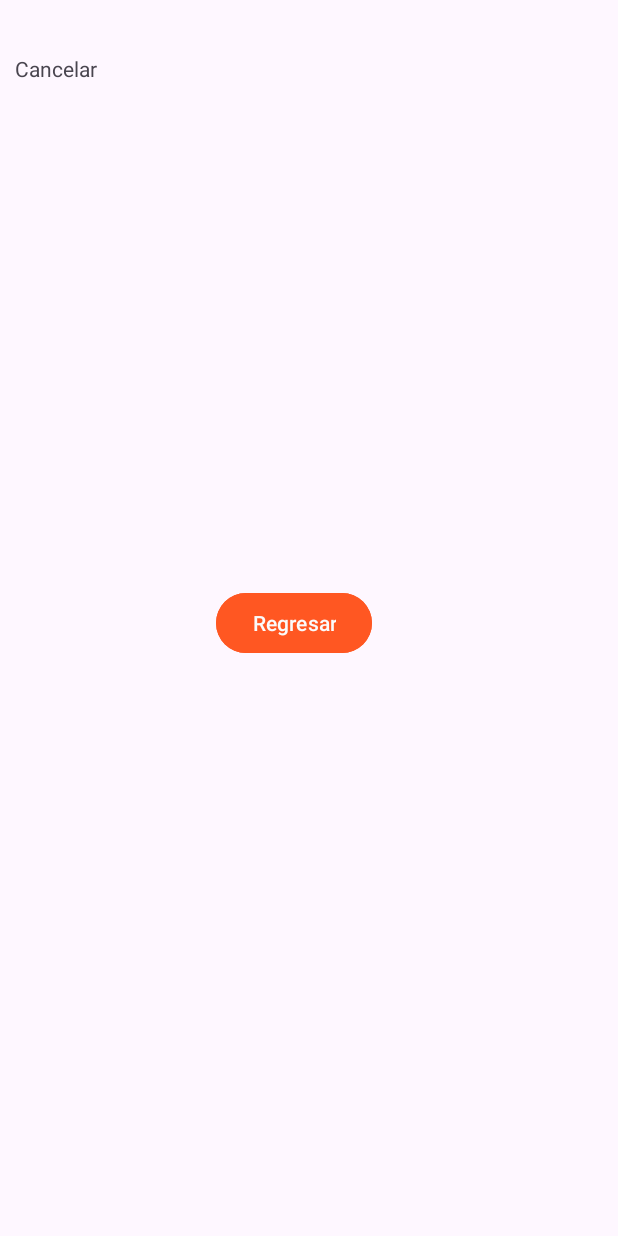
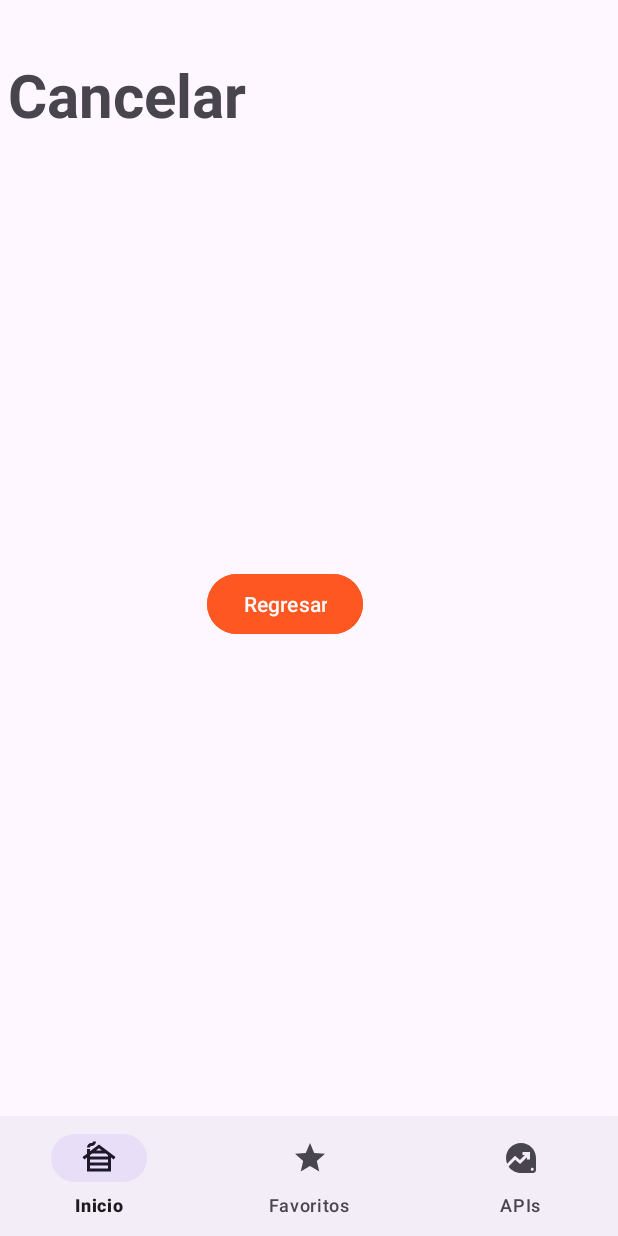
Before and after one commit to David-Masabanda/Interfaz_Dispositivos, an Android app: the layout activity_empty.xml on its own in the app's theme, with its tools: preview values and no code run, on a phone screen of 412 x 824 dp. Run offline under Robolectric (Android 15) with nearby library versions, the light colour scheme and no system bars.

Commit message:
button navigaation

```diff
--- a/app/build.gradle
+++ b/app/build.gradle
@@ -44,4 +44,6 @@ dependencies {
     testImplementation 'junit:junit:4.13.2'
     androidTestImplementation 'androidx.test.ext:junit:1.1.5'
     androidTestImplementation 'androidx.test.espresso:espresso-core:3.5.1'
+
+
 }
--- a/app/src/main/AndroidManifest.xml
+++ b/app/src/main/AndroidManifest.xml
@@ -13,7 +13,7 @@
         android:theme="@style/Theme.Pruebaxd"
         tools:targetApi="31">
         <activity
-            android:name=".ui.activities.MainActivity"
+            android:name=".ui.activities.EmptyActivity"
             android:exported="true">
             <intent-filter>
                 <action android:name="android.intent.action.MAIN" />
@@ -22,7 +22,7 @@
             </intent-filter>
         </activity>
         <activity
-            android:name=".ui.activities.EmptyActivity"
+            android:name=".ui.activities.MainActivity"
             android:exported="false" />
     </application>
 
--- a/app/src/main/java/com/example/pruebaxd/ui/activities/EmptyActivity.kt
+++ b/app/src/main/java/com/example/pruebaxd/ui/activities/EmptyActivity.kt
@@ -4,6 +4,8 @@ import android.content.Intent
 import androidx.appcompat.app.AppCompatActivity
 import android.os.Bundle
 import android.util.Log
+import androidx.core.view.get
+import com.example.pruebaxd.R
 import com.example.pruebaxd.databinding.ActivityEmptyBinding
 import com.google.android.material.snackbar.Snackbar
 
@@ -21,7 +23,7 @@ class EmptyActivity : AppCompatActivity() {
         var name:String=""
         intent.extras.let {
             // it.toString()
-            name= it?.getString("var2")!!
+           // name= it?.getString("var2")!!
         }
         Log.d("UCE","Hola${name}")
         binding.textView.text="Bienvenido "+name.toString()
@@ -30,6 +32,7 @@ class EmptyActivity : AppCompatActivity() {
         initClass()
     }
     private fun initClass(){
+
         binding.button3.setOnClickListener{
             /*
             var f = Snackbar.make(
@@ -45,5 +48,35 @@ class EmptyActivity : AppCompatActivity() {
             //   intent.putExtra("var1","Juan")
             startActivity(intent)
         }
+        binding.bottomNavigation.setOnItemSelectedListener {
+                item ->
+            when(item.itemId) {
+                R.id.option_1 -> {
+                    // Respond to navigation item 1 click
+                    binding.button3.text="Hola"
+                    binding.textView.text="Estatus"
+                    true
+                }
+                R.id.option_2 -> {
+                    // Respond to navigation item 2 click
+                    Snackbar.make(
+                        binding.bottomNavigation,
+                        "Esta Vivo",
+                        Snackbar.LENGTH_SHORT
+                    )
+                        .show()
+                    true
+                }
+                R.id.option_3 -> {
+                    // Respond to navigation item 2 click
+                    var intent = Intent(this,MainActivity::class.java
+                    )
+                    //   intent.putExtra("var1","Juan")
+                    startActivity(intent)
+                    true
+                }
+                else -> false
+            }
+        }
     }
 }
--- /dev/null
+++ b/app/src/main/res/drawable/baseline_cabin_24.xml
@@ -0,0 +1,5 @@
+<vector android:height="24dp" android:tint="#000000"
+    android:viewportHeight="24" android:viewportWidth="24"
+    android:width="24dp" xmlns:android="http://schemas.android.com/apk/res/android">
+    <path android:fillColor="@android:color/white" android:pathData="M10,1c0,1.66 -1.34,3 -3,3C6.45,4 6,4.45 6,5H4c0,-1.66 1.34,-3 3,-3c0.55,0 1,-0.45 1,-1H10zM12,3L6,7.58V6H4v3.11L1,11.4l1.21,1.59L4,11.62V21h16v-9.38l1.79,1.36L23,11.4L12,3zM13.94,7h-3.89L12,5.52L13.94,7zM7.44,9h9.12L18,10.1V11H6v-0.9L7.44,9zM18,13v2H6v-2H18zM6,19v-2h12v2H6z"/>
+</vector>
--- /dev/null
+++ b/app/src/main/res/drawable/baseline_data_exploration_24.xml
@@ -0,0 +1,5 @@
+<vector android:height="24dp" android:tint="#000000"
+    android:viewportHeight="24" android:viewportWidth="24"
+    android:width="24dp" xmlns:android="http://schemas.android.com/apk/res/android">
+    <path android:fillColor="@android:color/white" android:pathData="M12,2C6.48,2 2,6.48 2,12c0,1.33 0.26,2.61 0.74,3.77L8,10.5l3.3,2.78L14.58,10H13V8h5v5h-2v-1.58L11.41,16l-3.29,-2.79l-4.4,4.4C5.52,20.26 8.56,22 12,22h8c1.1,0 2,-0.9 2,-2v-8C22,6.48 17.52,2 12,2zM19.5,20.5c-0.55,0 -1,-0.45 -1,-1s0.45,-1 1,-1s1,0.45 1,1S20.05,20.5 19.5,20.5z"/>
+</vector>
--- /dev/null
+++ b/app/src/main/res/drawable/baseline_star_24.xml
@@ -0,0 +1,5 @@
+<vector android:height="24dp" android:tint="#000000"
+    android:viewportHeight="24" android:viewportWidth="24"
+    android:width="24dp" xmlns:android="http://schemas.android.com/apk/res/android">
+    <path android:fillColor="@android:color/white" android:pathData="M12,17.27L18.18,21l-1.64,-7.03L22,9.24l-7.19,-0.61L12,2 9.19,8.63 2,9.24l5.46,4.73L5.82,21z"/>
+</vector>
--- a/app/src/main/res/layout/activity_empty.xml
+++ b/app/src/main/res/layout/activity_empty.xml
@@ -2,20 +2,28 @@
 <androidx.constraintlayout.widget.ConstraintLayout xmlns:android="http://schemas.android.com/apk/res/android"
     xmlns:app="http://schemas.android.com/apk/res-auto"
     xmlns:tools="http://schemas.android.com/tools"
+    android:id="@+id/linearLayout"
     android:layout_width="match_parent"
     android:layout_height="match_parent"
     tools:context=".ui.activities.EmptyActivity">
 
 
-
     <TextView
         android:id="@+id/textView"
-        android:layout_width="397dp"
-        android:layout_height="118dp"
+        android:layout_width="0dp"
+        android:layout_height="0dp"
         android:layout_marginStart="5dp"
+        android:layout_marginLeft="5dp"
         android:layout_marginTop="36dp"
+        android:layout_marginEnd="5dp"
+        android:layout_marginRight="5dp"
+        android:layout_marginBottom="169dp"
         android:gravity="left"
         android:text="@string/pepe"
+        android:textSize="40sp"
+        android:textStyle="bold"
+        android:fontFamily="sans-serif"
+        app:layout_constraintBottom_toTopOf="@+id/button3"
         app:layout_constraintEnd_toEndOf="parent"
         app:layout_constraintStart_toStartOf="parent"
         app:layout_constraintTop_toTopOf="parent" />
@@ -25,16 +33,24 @@
         android:layout_width="wrap_content"
         android:layout_height="wrap_content"
         android:layout_marginStart="107dp"
-        android:layout_marginTop="169dp"
-        android:layout_marginEnd="127dp"
+        android:layout_marginEnd="140dp"
         android:layout_marginBottom="317dp"
+        android:backgroundTint="@color/orange"
         android:text="Regresar"
-        android:backgroundTint="@color/orange"
         android:textColor="@color/fondo2"
-        app:layout_constraintBottom_toBottomOf="parent"
+        app:layout_constraintBottom_toTopOf="@+id/bottom_navigation"
         app:layout_constraintEnd_toEndOf="parent"
         app:layout_constraintStart_toStartOf="parent"
         app:layout_constraintTop_toBottomOf="@+id/textView" />
 
+    <com.google.android.material.bottomnavigation.BottomNavigationView
+        android:id="@+id/bottom_navigation"
+        android:layout_width="421dp"
+        android:layout_height="wrap_content"
+        app:layout_constraintBottom_toBottomOf="parent"
+        app:layout_constraintEnd_toEndOf="parent"
+        app:layout_constraintStart_toStartOf="parent"
+        app:layout_constraintTop_toBottomOf="@+id/button3"
+        app:menu="@menu/menu_button" />
 
 </androidx.constraintlayout.widget.ConstraintLayout>
--- /dev/null
+++ b/app/src/main/res/menu/menu_button.xml
@@ -0,0 +1,24 @@
+<?xml version="1.0" encoding="utf-8"?>
+<menu xmlns:app="http://schemas.android.com/apk/res-auto"
+    xmlns:android="http://schemas.android.com/apk/res/android">
+
+    <item
+        android:id="@+id/option_1"
+        android:enabled="true"
+
+        android:icon="@drawable/baseline_cabin_24"
+        android:title="@string/Inicio"
+        android:visible="true" />
+    <item
+        android:id="@+id/option_2"
+        android:enabled="true"
+        android:icon="@drawable/baseline_star_24"
+        android:title="@string/Favoritos"
+        android:visible="true" />
+    <item
+        android:id="@+id/option_3"
+        android:enabled="true"
+        android:icon="@drawable/baseline_data_exploration_24"
+        android:title="@string/APIs"
+        android:visible="true" />
+</menu>
--- a/app/src/main/res/values/strings.xml
+++ b/app/src/main/res/values/strings.xml
@@ -6,5 +6,7 @@
 
 
     <string name="pepe">Cancelar</string>
-
+    <string name="Favoritos">Favoritos</string>
+    <string name="Inicio">Inicio</string>
+    <string name="APIs">APIs</string>
 </resources>
```
